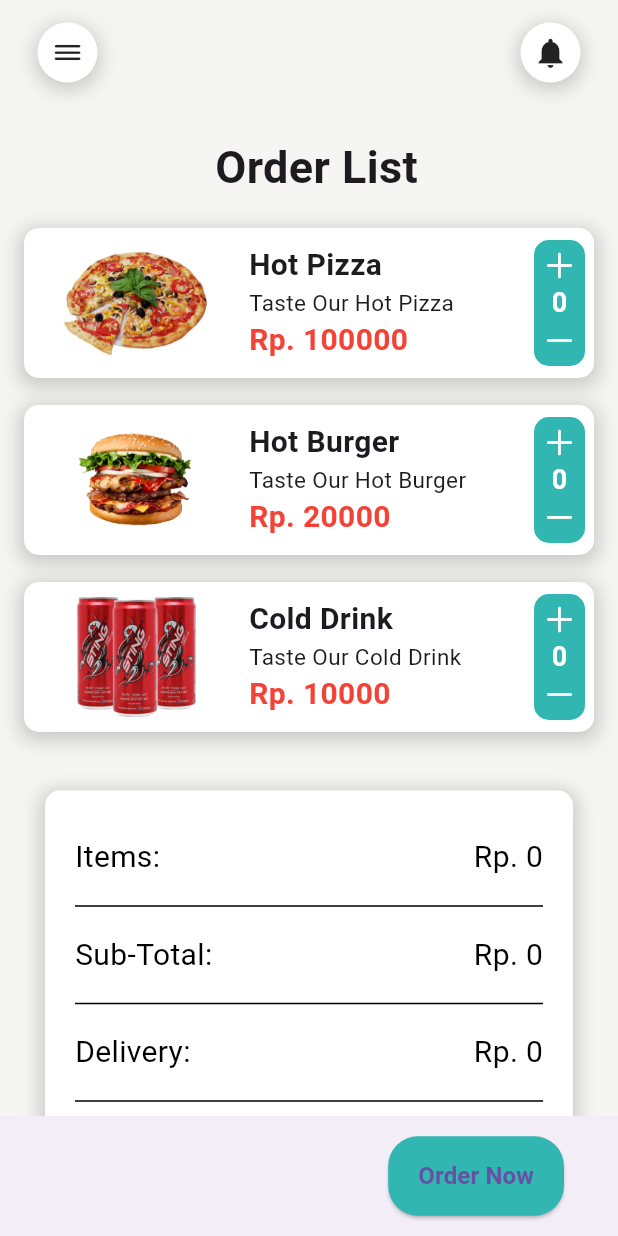
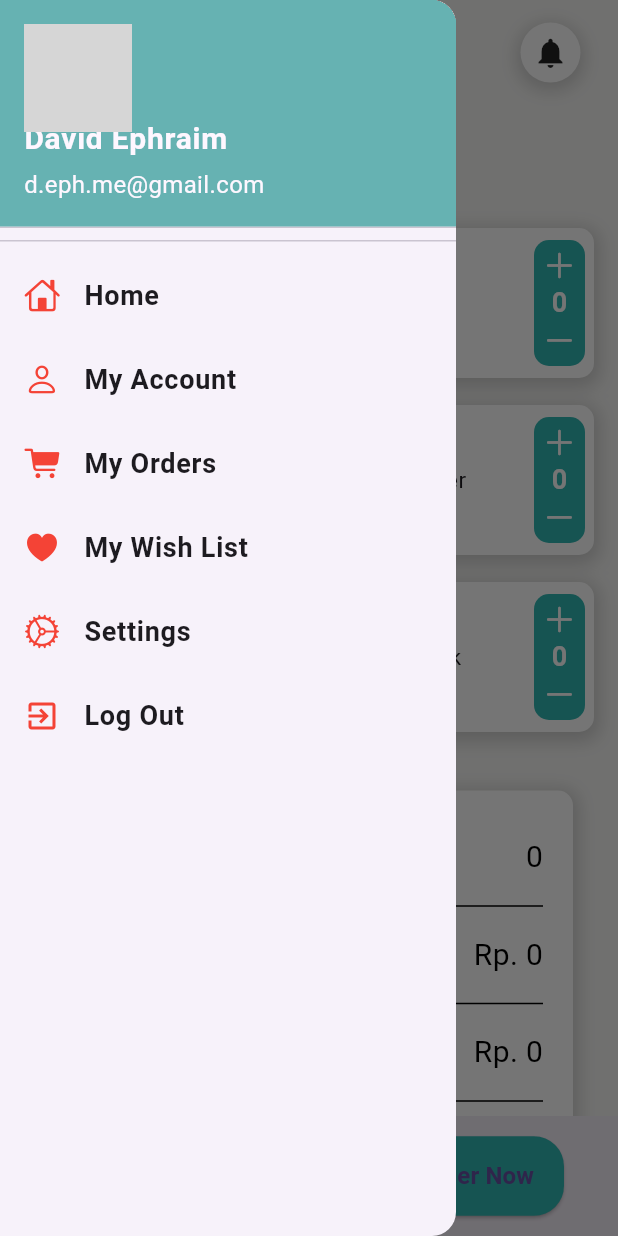
Before and after one commit to davidephraim/Mobile-Programming, a Flutter app: the CartPage screen opened by its route, after a tap on an icon or button, on a phone screen of 412 x 824 dp. Run offline on Flutter 3.47's test engine with Material 3 defaults, Android fonts, the phone set to English and light mode, and no system bars; our stand-ins replace flutter_rating_bar; missing offline and left inert: clippy_flutter; grey boxes are pictures that could not be loaded.

```diff
--- a/lib/Pages/CartPage.dart
+++ b/lib/Pages/CartPage.dart
@@ -108,7 +108,7 @@ class _CartPageState extends State<CartPage> {
                       ),
                       child: Column(
                         children: [
-                          buildSummaryRow("Items:", totalCount.toString()),
+                          buildSummaryRow("Items:", totalCount.toString(), isCurrency: false),
                           Divider(color: Colors.black),
                           buildSummaryRow("Sub-Total:", totalPay.toString()),
                           Divider(color: Colors.black),
@@ -232,7 +232,7 @@ class _CartPageState extends State<CartPage> {
     );
   }
 
-  Widget buildSummaryRow(String label, String value, {bool isTotal = false}) {
+  Widget buildSummaryRow(String label, String value, {bool isTotal = false, bool isCurrency = true}) {
     return Padding(
       padding: EdgeInsets.symmetric(vertical: 10),
       child: Row(
@@ -243,7 +243,7 @@ class _CartPageState extends State<CartPage> {
             style: TextStyle(fontSize: 20, fontWeight: isTotal ? FontWeight.bold : FontWeight.normal, color: isTotal ? Color(0xFF31B6B2) : Colors.black),
           ),
           Text(
-            "Rp. " + value,
+            isCurrency ? "Rp. " + value : value,
             style: TextStyle(fontSize: 20, fontWeight: isTotal ? FontWeight.bold : FontWeight.normal, color: isTotal ? Color(0xFF31B6B2) : Colors.black),
           ),
         ],
--- a/lib/Widgets/AppBarWidget.dart
+++ b/lib/Widgets/AppBarWidget.dart
@@ -13,7 +13,9 @@ class AppBarWidget extends StatelessWidget {
         mainAxisAlignment: MainAxisAlignment.spaceBetween,
         children: [
           InkWell(
-            onTap: () {},
+            onTap: () {
+              Scaffold.of(context).openDrawer();
+            },
             child: Container(
               padding: EdgeInsets.all(8),
               decoration: BoxDecoration(
--- a/lib/Widgets/DrawerWidget.dart
+++ b/lib/Widgets/DrawerWidget.dart
@@ -5,20 +5,22 @@ class DrawerWidget extends StatelessWidget {
   @override
   Widget build(BuildContext context) {
     return Drawer(
+      child: Padding(
+        padding: const EdgeInsets.all(0),
         child: ListView(
           children: [
             DrawerHeader(
               padding: EdgeInsets.zero,
               child: UserAccountsDrawerHeader(
                 decoration: BoxDecoration(
-                color: Colors.red,
+                  color: Color(0xFF66B2B2),
                 ),
                 accountName: Text(
-                'Programmer',
+                  'David Ephraim',
                   style: TextStyle(fontSize: 20, fontWeight: FontWeight.bold),
                 ),
                 accountEmail: Text(
-                'dearprogrammer@etc.com',
+                  'd.eph.me@gmail.com',
                   style: TextStyle(fontSize: 16),
                 ),
                 currentAccountPicture: CircleAvatar(
@@ -26,8 +28,6 @@ class DrawerWidget extends StatelessWidget {
                 ),
               ),
             ),
-
-          // List Tile
             ListTile(
               leading: Icon(CupertinoIcons.home, color: Colors.red),
               title: Text(
@@ -35,7 +35,6 @@ class DrawerWidget extends StatelessWidget {
                 style: TextStyle(fontSize: 18, fontWeight: FontWeight.bold),
               ),
             ),
-          // List Tile
             ListTile(
               leading: Icon(CupertinoIcons.person, color: Colors.red),
               title: Text(
@@ -43,8 +42,6 @@ class DrawerWidget extends StatelessWidget {
                 style: TextStyle(fontSize: 18, fontWeight: FontWeight.bold),
               ),
             ),
-
-          // List Tile
             ListTile(
               leading: Icon(CupertinoIcons.cart_fill, color: Colors.red),
               title: Text(
@@ -52,8 +49,6 @@ class DrawerWidget extends StatelessWidget {
                 style: TextStyle(fontSize: 18, fontWeight: FontWeight.bold),
               ),
             ),
-
-          // List Tile
             ListTile(
               leading: Icon(CupertinoIcons.heart_fill, color: Colors.red),
               title: Text(
@@ -61,8 +56,6 @@ class DrawerWidget extends StatelessWidget {
                 style: TextStyle(fontSize: 18, fontWeight: FontWeight.bold),
               ),
             ),
-
-          // List Tile
             ListTile(
               leading: Icon(CupertinoIcons.settings, color: Colors.red),
               title: Text(
@@ -70,8 +63,6 @@ class DrawerWidget extends StatelessWidget {
                 style: TextStyle(fontSize: 18, fontWeight: FontWeight.bold),
               ),
             ),
-
-          // List Tile
             ListTile(
               leading: Icon(Icons.exit_to_app, color: Colors.red),
               title: Text(
@@ -81,6 +72,7 @@ class DrawerWidget extends StatelessWidget {
             )
           ],
         ),
+      ),
     );
   }
 }
--- a/lib/main.dart
+++ b/lib/main.dart
@@ -1,4 +1,5 @@
 import 'package:flutter/material.dart';
+import 'package:purify/Pages/CommentPage.dart';
 import 'package:purify/Pages/HomePage.dart';
 import 'package:purify/Pages/ItemPage.dart';
 import 'package:purify/Pages/CartPage.dart';
@@ -20,6 +21,7 @@ class MyApp extends StatelessWidget {
         "/": (context) => HomePage(),
         "/cartPage":(context) => CartPage(),
         "/itemPage": (context) => ItemPage(),
+        "/commentPage": (context) => CommentPage(),
       },
     );
   }
--- a/pubspec.yaml
+++ b/pubspec.yaml
@@ -37,6 +37,7 @@ dependencies:
   cupertino_icons: ^1.0.6
   flutter_rating_bar: ^4.0.1
   clippy_flutter: ^2.0.0-nullsafety.1
+  shared_preferences: ^2.2.3
 
 dev_dependencies:
   flutter_test:
```
Also changed, not shown: lib/Pages/CommentPage.dart (added, +44 -0 lines), lib/Pages/ItemPage.dart (+16 -6 lines), flutter_01.png (added), flutter_02.png (added), pubspec.lock, 1 other file. Lines whose indentation alone changed are shown as unchanged.
